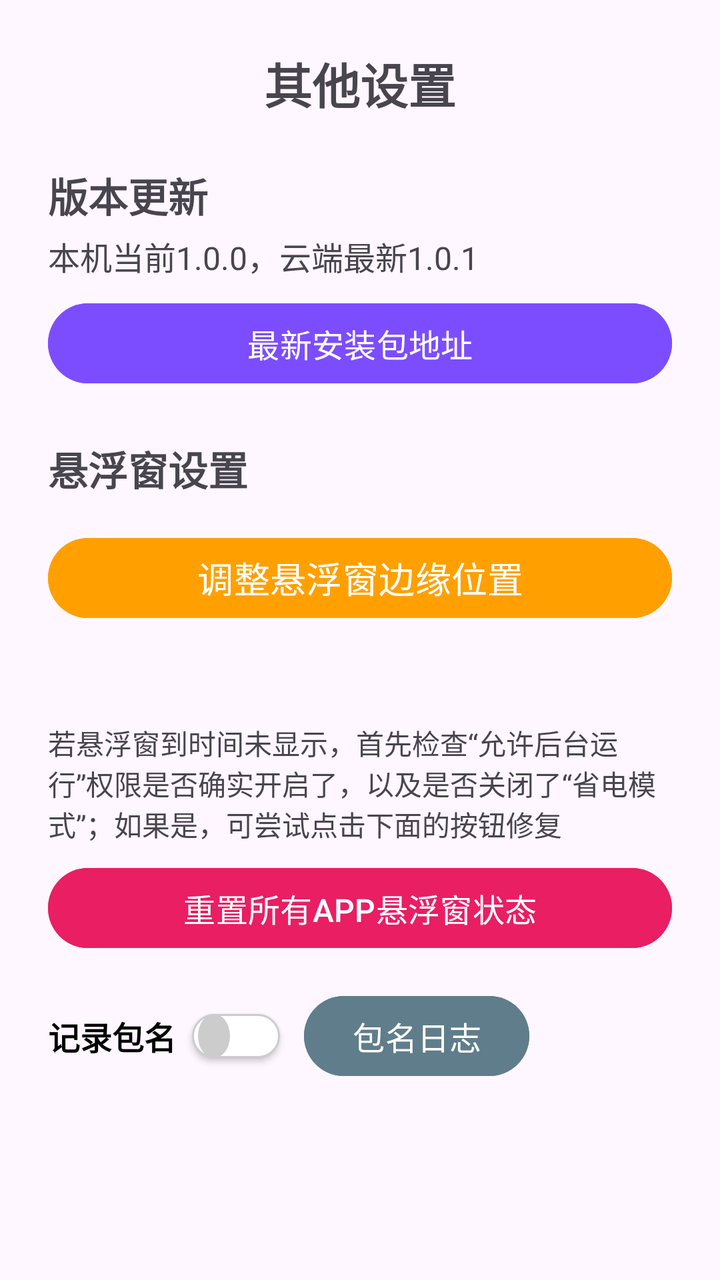
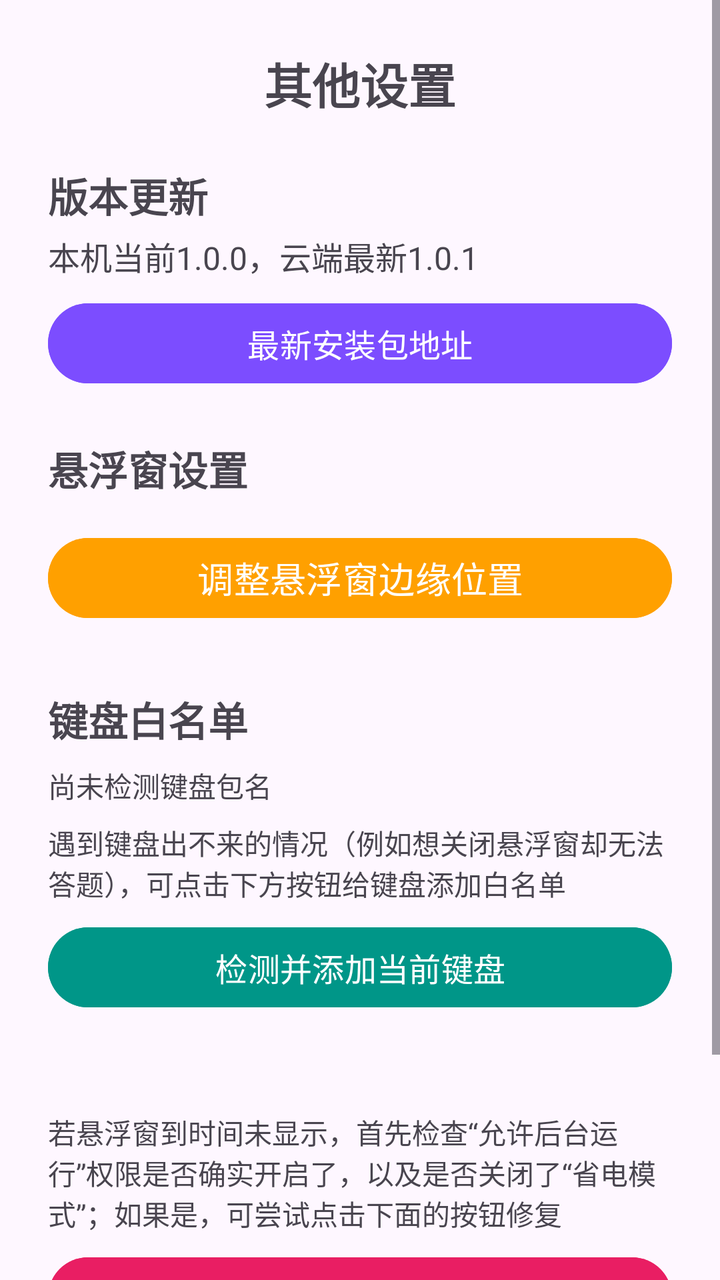

Compare the two renders of this Android layout. The source of the first and the diff that turns it into the second are given below.
<!-- AndroidManifest.xml: application theme Theme.Basic -->
<!-- res/layout/fragment_settings.xml -->
<?xml version="1.0" encoding="utf-8"?>
<ScrollView xmlns:android="http://schemas.android.com/apk/res/android"
    xmlns:app="http://schemas.android.com/apk/res-auto"
    android:layout_width="match_parent"
    android:layout_height="match_parent"
    android:fillViewport="true">

    <LinearLayout
        android:layout_width="match_parent"
        android:layout_height="wrap_content"
        android:orientation="vertical"
        android:padding="24dp">

        <TextView
            android:id="@+id/tv_goal_title"
            android:layout_width="match_parent"
            android:layout_height="wrap_content"
            android:gravity="center"
            android:text="其他设置"
            android:textSize="24sp"
            android:textStyle="bold"
            android:layout_marginBottom="16dp" />

        
        <RelativeLayout
            android:layout_width="match_parent"
            android:layout_height="wrap_content"
            android:layout_marginTop="8dp"
            android:layout_marginBottom="4dp">
            
            <TextView
                android:id="@+id/tv_version_update_title"
                android:layout_width="wrap_content"
                android:layout_height="wrap_content"
                android:text="版本更新"
                android:textSize="20sp"
                android:textStyle="bold" />
            
            <RelativeLayout
                android:id="@+id/iv_version_update_red_dot"
                android:layout_width="16dp"
                android:layout_height="16dp"
                android:layout_alignTop="@id/tv_version_update_title"
                android:layout_toEndOf="@id/tv_version_update_title"
                android:layout_marginStart="4dp"
                android:layout_marginTop="1dp"
                android:background="@drawable/red_badge_with_1"
                android:visibility="gone">
                
                <TextView
                    android:layout_width="match_parent"
                    android:layout_height="match_parent"
                    android:text="1"
                    android:textColor="#FFFFFF"
                    android:textSize="10sp"
                    android:textStyle="bold"
                    android:gravity="center" />
                    
            </RelativeLayout>
                
        </RelativeLayout>

        <TextView
            android:id="@+id/tv_version_detail"
            android:layout_width="wrap_content"
            android:layout_height="wrap_content"
            android:text="本机当前1.0.0，云端最新1.0.1"
            android:textSize="16sp"
            android:layout_marginBottom="8dp"/>

        <Button
            android:id="@+id/btn_latest_apk"
            android:layout_width="match_parent"
            android:layout_height="wrap_content"
            android:text="最新安装包地址"
            android:backgroundTint="#7C4DFF"
            android:textColor="#FFFFFF"
            android:textSize="16sp"
            android:layout_marginBottom="24dp" />


        
        <TextView
            android:id="@+id/tv_settings_title"
            android:layout_width="wrap_content"
            android:layout_height="wrap_content"
            android:text="悬浮窗设置"
            android:textSize="20sp"
            android:textStyle="bold"
            android:layout_marginBottom="16dp" />

        
        <Button
            android:id="@+id/btn_floating_position"
            android:layout_width="match_parent"
            android:layout_height="wrap_content"
            android:text="调整悬浮窗边缘位置"
            android:backgroundTint="#FFA000"
            android:textColor="#FFFFFF"
            android:textSize="18sp"
            android:layout_marginBottom="32dp" />

        
        <TextView
            android:layout_width="wrap_content"
            android:layout_height="wrap_content"
            android:text="若悬浮窗到时间未显示，首先检查“允许后台运行”权限是否确实开启了，以及是否关闭了“省电模式”；如果是，可尝试点击下面的按钮修复"
            android:textSize="14sp"
            android:layout_marginTop="16dp"
            android:layout_marginBottom="8dp" />

        
        <Button
            android:id="@+id/btn_reset_floating_state"
            android:layout_width="match_parent"
            android:layout_height="wrap_content"
            android:text="重置所有APP悬浮窗状态"
            android:backgroundTint="#E91E63"
            android:textColor="#FFFFFF"
            android:textSize="16sp"
            android:layout_marginBottom="16dp" />

        
        <LinearLayout
            android:layout_width="match_parent"
            android:layout_height="wrap_content"
            android:orientation="horizontal"
            android:gravity="center_vertical"
            android:layout_marginBottom="16dp">

            <TextView
                android:layout_width="wrap_content"
                android:layout_height="wrap_content"
                android:text="记录包名"
                android:textSize="16sp"
                android:textStyle="bold"
                android:textColor="@android:color/black" />

            <ToggleButton
                android:id="@+id/toggle_package_log"
                android:layout_width="44dp"
                android:layout_height="22dp"
                android:layout_marginStart="8dp"
                android:layout_marginEnd="12dp"
                android:background="@drawable/toggle_switch_background_large"
                android:textOff=""
                android:textOn=""
                android:checked="false" />

            <Button
                android:id="@+id/btn_package_log"
                android:layout_width="wrap_content"
                android:layout_height="wrap_content"
                android:text="包名日志"
                android:backgroundTint="#607D8B"
                android:textColor="#FFFFFF"
                android:textSize="16sp" />

        </LinearLayout>

    </LinearLayout>
</ScrollView>
<!-- resources referenced by this layout -->
<resources>
  <!-- drawable red_badge_with_1 (drawable) -->
  <?xml version="1.0" encoding="utf-8"?>
  <shape xmlns:android="http://schemas.android.com/apk/res/android"
      android:shape="oval">
      <solid android:color="#F44336" />
      <size
          android:width="16dp"
          android:height="16dp" />
  </shape>
  <!-- drawable toggle_switch_background_large (drawable) -->
  <?xml version="1.0" encoding="utf-8"?>
  <selector xmlns:android="http://schemas.android.com/apk/res/android">
      
      <item android:state_checked="true">
          <layer-list>
              <item>
                  <shape android:shape="rectangle">
                      <solid android:color="#4CAF50" />
                      <corners android:radius="14dp" />
                  </shape>
              </item>
              <item android:gravity="end" android:right="3dp">
                  <shape android:shape="oval">
                      <solid android:color="#FFFFFF" />
                      <size android:width="16dp" android:height="16dp" />
                  </shape>
              </item>
          </layer-list>
      </item>
  
      
      <item android:state_checked="false">
          <layer-list>
              <item>
                  <shape android:shape="rectangle">
                      <solid android:color="#FFFFFF" />
                      <stroke android:width="1dp" android:color="#CCCCCC" />
                      <corners android:radius="14dp" />
                  </shape>
              </item>
              <item android:gravity="start" android:left="3dp">
                  <shape android:shape="oval">
                      <solid android:color="#CCCCCC" />
                      <size android:width="16dp" android:height="16dp" />
                  </shape>
              </item>
          </layer-list>
      </item>
  </selector>
  <style name="Theme.Basic" parent="Base.Theme.Basic" />
  <style name="Base.Theme.Basic" parent="Theme.Material3.DayNight.NoActionBar">
          
          
      </style>
</resources>

<!-- the commit's change to res/layout/fragment_settings.xml (unified diff, before → after) -->
@@ -102,6 +102,42 @@
 
         
         <TextView
+            android:id="@+id/tv_keyboard_title"
+            android:layout_width="wrap_content"
+            android:layout_height="wrap_content"
+            android:text="键盘白名单"
+            android:textSize="20sp"
+            android:textStyle="bold"
+            android:layout_marginBottom="8dp" />
+
+        <TextView
+            android:id="@+id/tv_keyboard_package"
+            android:layout_width="match_parent"
+            android:layout_height="wrap_content"
+            android:text="尚未检测键盘包名"
+            android:textSize="14sp"
+            android:layout_marginBottom="8dp" />
+
+        <TextView
+            android:id="@+id/tv_keyboard_hint"
+            android:layout_width="match_parent"
+            android:layout_height="wrap_content"
+            android:text="遇到键盘出不来的情况（例如想关闭悬浮窗却无法答题），可点击下方按钮给键盘添加白名单"
+            android:textSize="14sp"
+            android:layout_marginBottom="8dp" />
+
+        <Button
+            android:id="@+id/btn_keyboard_allow"
+            android:layout_width="match_parent"
+            android:layout_height="wrap_content"
+            android:text="检测并添加当前键盘"
+            android:backgroundTint="#009688"
+            android:textColor="#FFFFFF"
+            android:textSize="16sp"
+            android:layout_marginBottom="32dp" />
+
+        
+        <TextView
             android:layout_width="wrap_content"
             android:layout_height="wrap_content"
             android:text="若悬浮窗到时间未显示，首先检查“允许后台运行”权限是否确实开启了，以及是否关闭了“省电模式”；如果是，可尝试点击下面的按钮修复"
